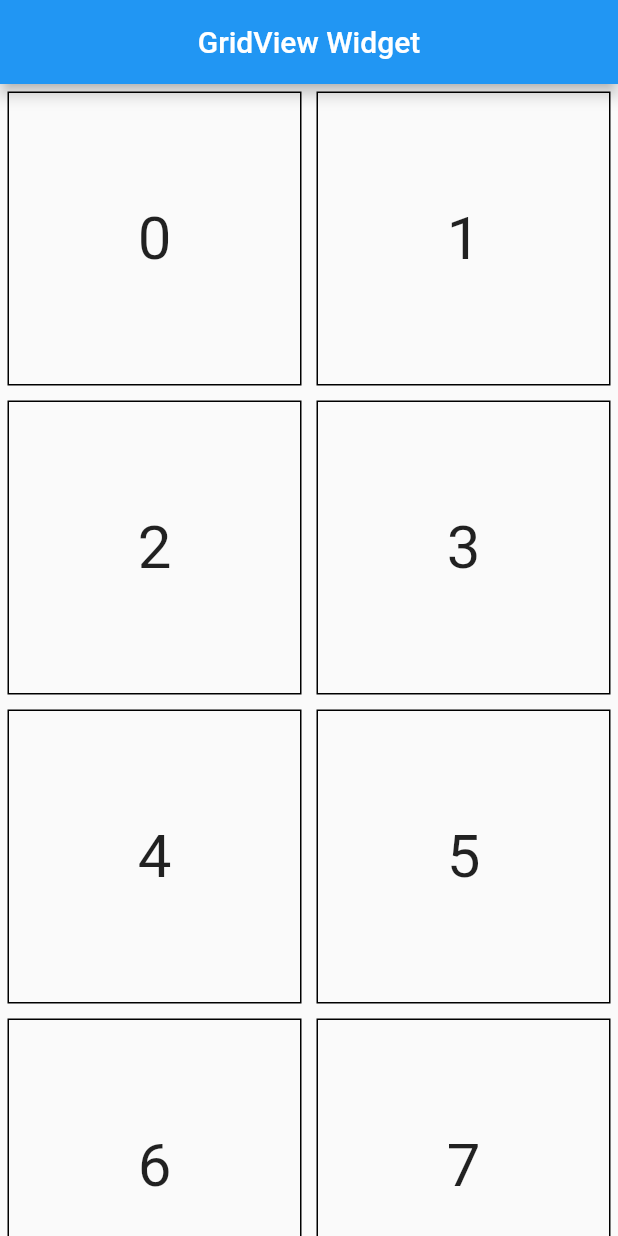
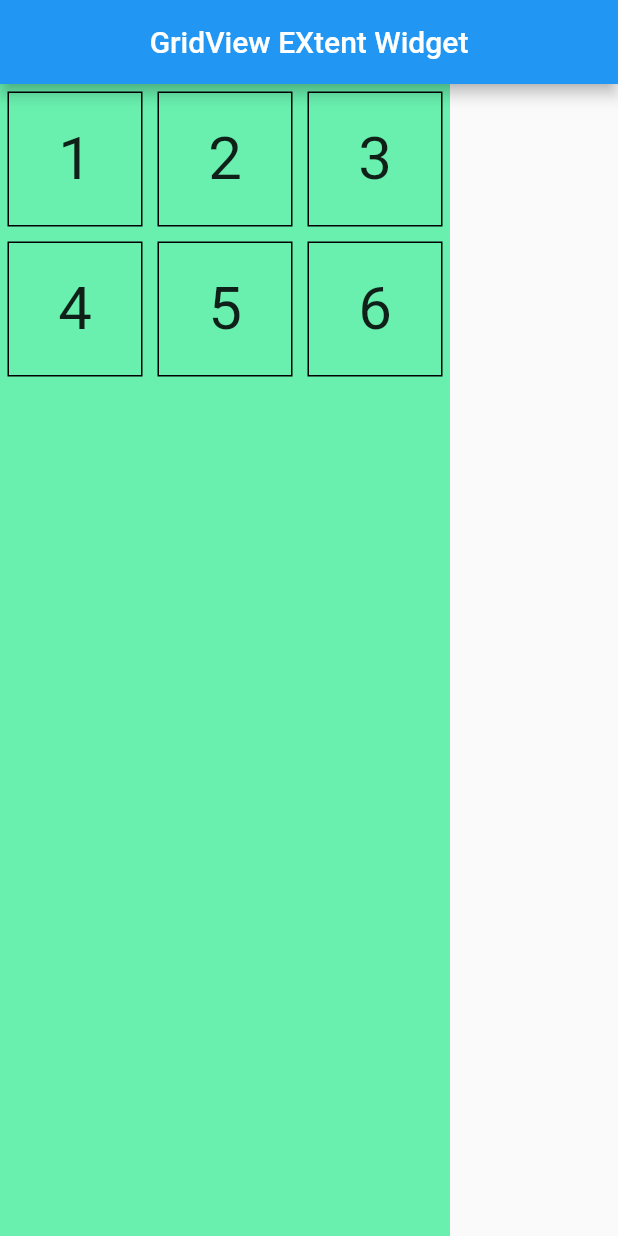
Before and after one commit to Rewalon/my_first, a Flutter app: the screen it shows after launch, on a phone screen of 412 x 824 dp. Run offline on Flutter 3.47's test engine with Material 2 defaults, Android fonts, the phone set to English and light mode, and no system bars.

Commit message:
GridViewExtentWidget

```diff
--- a/lib/main.dart
+++ b/lib/main.dart
@@ -8,11 +8,46 @@ class ScreenWidget extends StatelessWidget {
     return MaterialApp(
       home: Scaffold(
         appBar: AppBar(
-          title: Center(child: const Text('GridView Widget')),
+          title: Center(child: const Text('GridView EXtent Widget')),
         ),
-        body: GridViewBuilderWidget(),
+        body: GridViewExtentWidget(),
       ),
     );
+  }
+}
+
+class GridViewExtentWidget extends StatelessWidget {
+  @override
+  Widget build(BuildContext context) {
+    final queryData = MediaQuery.of(context);
+    print(queryData.size);
+
+    return Container(
+        width: 300,
+        color: Colors.greenAccent,
+        child: GridView.extent(
+          maxCrossAxisExtent: 100,
+          children: [
+            TextWidget(
+              text: "1",
+            ),
+            TextWidget(
+              text: "2",
+            ),
+            TextWidget(
+              text: "3",
+            ),
+            TextWidget(
+              text: "4",
+            ),
+            TextWidget(
+              text: "5",
+            ),
+            TextWidget(
+              text: "6",
+            ),
+          ],
+        ));
   }
 }
 
```
